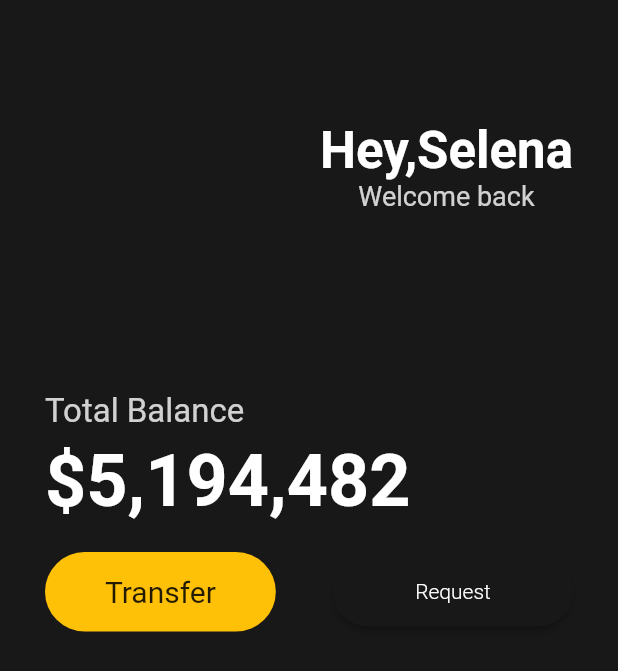
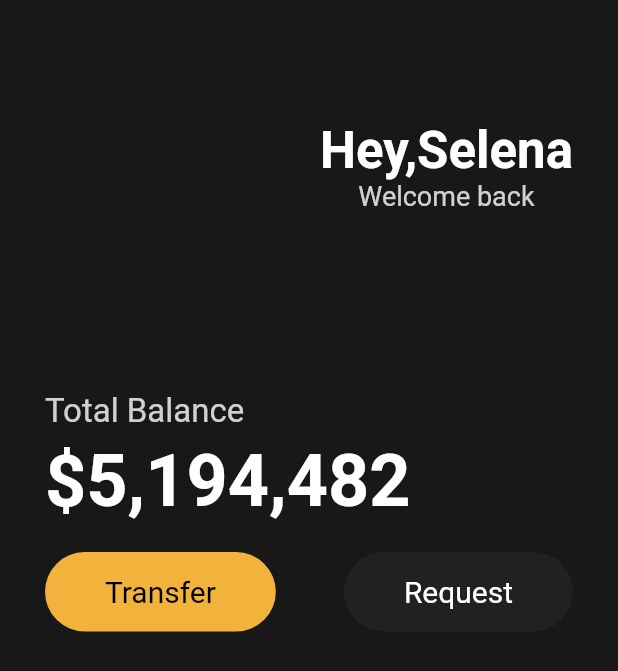
Before and after one commit to frontWeb-dev/flutter, a Flutter app: the screen it shows after launch, on a phone screen of 412 x 824 dp. Shown: the top 671 px of the screen. Run offline on Flutter 3.47's test engine with Material 2 defaults, Android fonts, the phone set to English and light mode, and no system bars.

Commit message:
feat: #3. 5 Reusable Widgets

```diff
--- a/lib/main.dart
+++ b/lib/main.dart
@@ -1,4 +1,5 @@
 import 'package:flutter/material.dart';
+import 'widgets/button.dart';
 
 void main() {
   runApp(const MyApp());
@@ -11,19 +12,6 @@ class MyApp extends StatelessWidget {
   @override
   Widget build(BuildContext context) {
     // Theme setting : Material(goggle) || Cupertino(ios);
-    var elevatedButton = ElevatedButton(
-      style: ElevatedButton.styleFrom(
-        padding: const EdgeInsets.symmetric(vertical: 15, horizontal: 40),
-        backgroundColor: const Color(0xff181818),
-        shape: RoundedRectangleBorder(
-          borderRadius: BorderRadius.circular(100),
-        ),
-      ),
-      onPressed: () {},
-      child: const Text('Request',
-          style: TextStyle(color: Colors.white, fontWeight: FontWeight.w300)),
-    );
-
     return MaterialApp(
       home: Scaffold(
           backgroundColor: const Color(0xFF181818),
@@ -81,24 +69,16 @@ class MyApp extends StatelessWidget {
                 ),
                 Row(
                   mainAxisAlignment: MainAxisAlignment.spaceBetween,
-                  children: [
-                    Container(
-                      decoration: BoxDecoration(
-                        color: Colors.amber,
-                        borderRadius: BorderRadius.circular(45),
-                      ),
-                      child: const Padding(
-                        padding:
-                            EdgeInsets.symmetric(vertical: 15, horizontal: 40),
-                        child: Text(
-                          'Transfer',
-                          style: TextStyle(fontSize: 20),
-                        ),
-                      ),
+                  children: const [
+                    Button(
+                      text: 'Transfer',
+                      bgColor: Color(0xFFF1B33B),
+                      textColor: Colors.black,
                     ),
-                    SizedBox(
-                      width: 160,
-                      child: elevatedButton,
+                    Button(
+                      text: 'Request',
+                      bgColor: Color(0xFF1F2123),
+                      textColor: Colors.white,
                     )
                   ],
                 ),
--- /dev/null
+++ b/lib/widgets/button.dart
@@ -0,0 +1,31 @@
+import 'package:flutter/material.dart';
+
+class Button extends StatelessWidget {
+  final String text;
+  final Color bgColor;
+  final Color textColor;
+
+  const Button({
+    super.key,
+    required this.text,
+    required this.bgColor,
+    required this.textColor,
+  });
+
+  @override
+  Widget build(BuildContext context) {
+    return Container(
+      decoration: BoxDecoration(
+        color: bgColor,
+        borderRadius: BorderRadius.circular(45),
+      ),
+      child: Padding(
+        padding: const EdgeInsets.symmetric(vertical: 15, horizontal: 40),
+        child: Text(
+          text,
+          style: TextStyle(fontSize: 20, color: textColor),
+        ),
+      ),
+    );
+  }
+}
```
